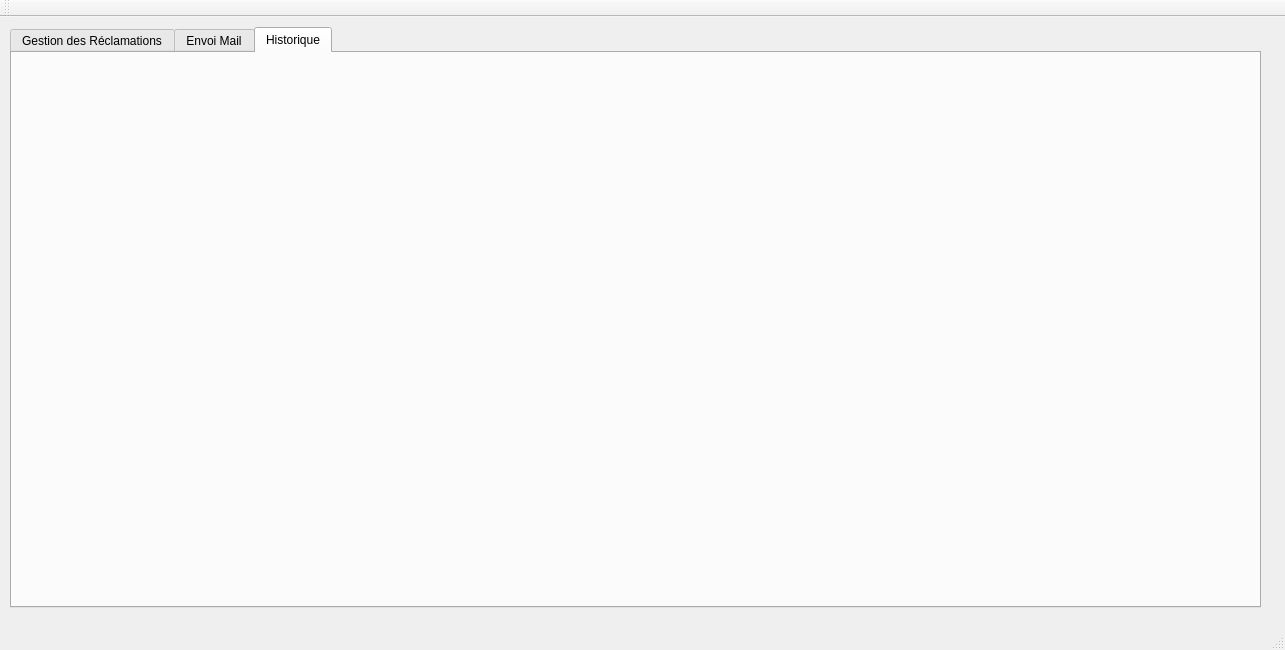
FirasJery/Olympic_games_2A15, file mainwindow.ui: the form before one commit.
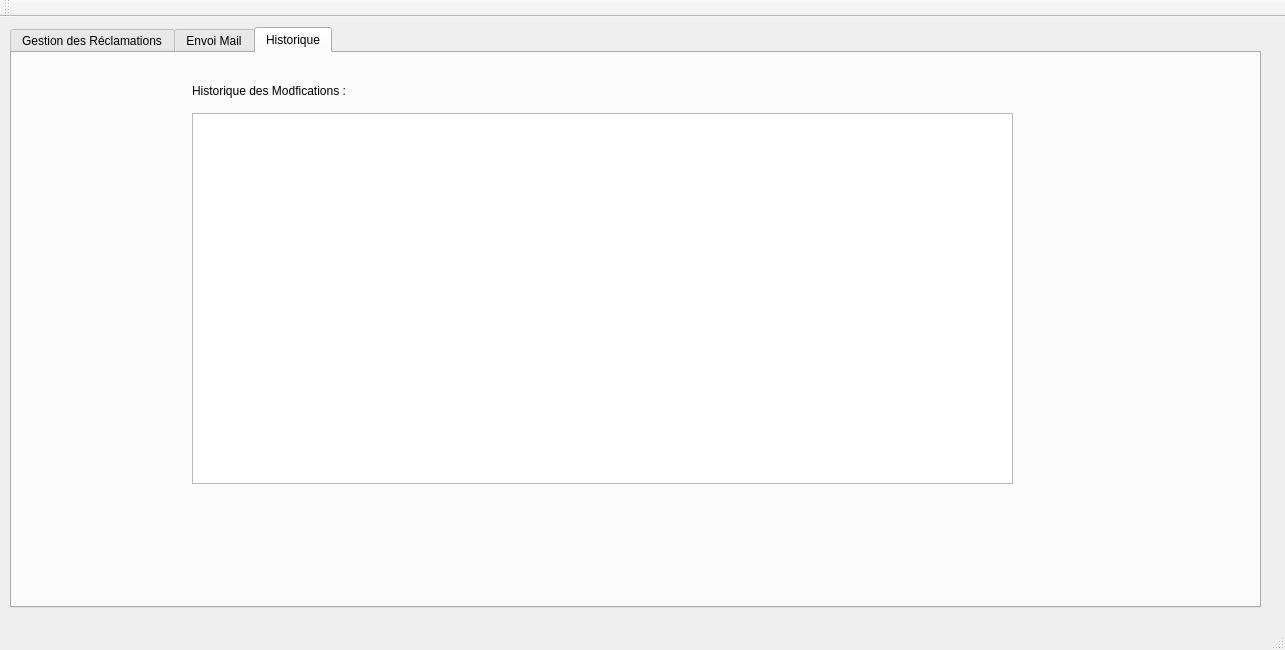
The form after the commit. The open tabs and pages were chosen to show the change.

Patch:
```diff
--- a/mainwindow.ui
+++ b/mainwindow.ui
@@ -412,6 +412,29 @@
      <attribute name="title">
       <string>Historique</string>
      </attribute>
+     <widget class="QTableView" name="tableView_2">
+      <property name="geometry">
+       <rect>
+        <x>180</x>
+        <y>60</y>
+        <width>821</width>
+        <height>371</height>
+       </rect>
+      </property>
+     </widget>
+     <widget class="QLabel" name="label_9">
+      <property name="geometry">
+       <rect>
+        <x>180</x>
+        <y>30</y>
+        <width>231</width>
+        <height>16</height>
+       </rect>
+      </property>
+      <property name="text">
+       <string>Historique des Modfications :</string>
+      </property>
+     </widget>
     </widget>
    </widget>
   </widget>
```
Left out of the diff: 16 changed lines with no effect on the pictures.
